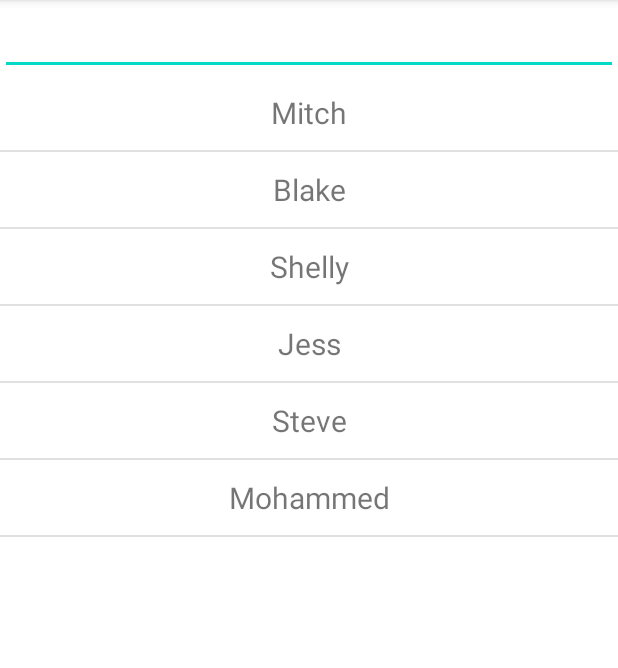
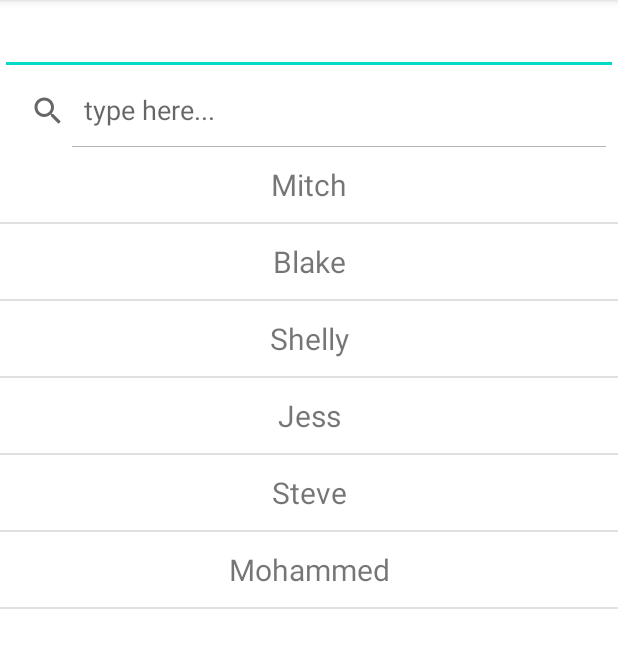
Before and after one commit to TataAdiN/listview-filter-string, an Android app: the screen it shows after launch (MainActivity), on a phone screen of 412 x 824 dp, the part 84-752 px from its top. Run offline under Robolectric (Android 15) with nearby library versions, the phone set to English and light mode, and no system bars.

Commit message:
add searchView and recyclerview adapter

```diff
--- a/app/src/main/res/layout/activity_main.xml
+++ b/app/src/main/res/layout/activity_main.xml
@@ -1,7 +1,7 @@
 <?xml version="1.0" encoding="utf-8"?>
 <RelativeLayout
         xmlns:android="http://schemas.android.com/apk/res/android"
-        xmlns:tools="http://schemas.android.com/tools"
+        xmlns:tools="http://schemas.android.com/tools" xmlns:app="http://schemas.android.com/apk/res-auto"
         android:id="@+id/activity_main"
         android:layout_width="match_parent"
         android:layout_height="match_parent"
@@ -15,9 +15,18 @@
             android:inputType="text"
             tools:ignore="LabelFor"/>
 
+    <SearchView
+            android:id="@+id/searchView"
+            android:layout_below="@+id/searchFilter"
+            android:layout_width="match_parent"
+            android:layout_height="wrap_content"
+            android:iconifiedByDefault="false"
+            android:queryHint="type here..."
+            android:inputType="text"/>
+
     <ListView
             android:layout_width="match_parent"
             android:layout_height="match_parent"
-            android:layout_below="@+id/searchFilter"
+            android:layout_below="@+id/searchView"
             android:id="@+id/theList"/>
 </RelativeLayout>
```
Also changed, not shown: app/src/main/java/com/tataadin/myapplication/adapters/ListAdapter.java (added, +52 -0 lines).
